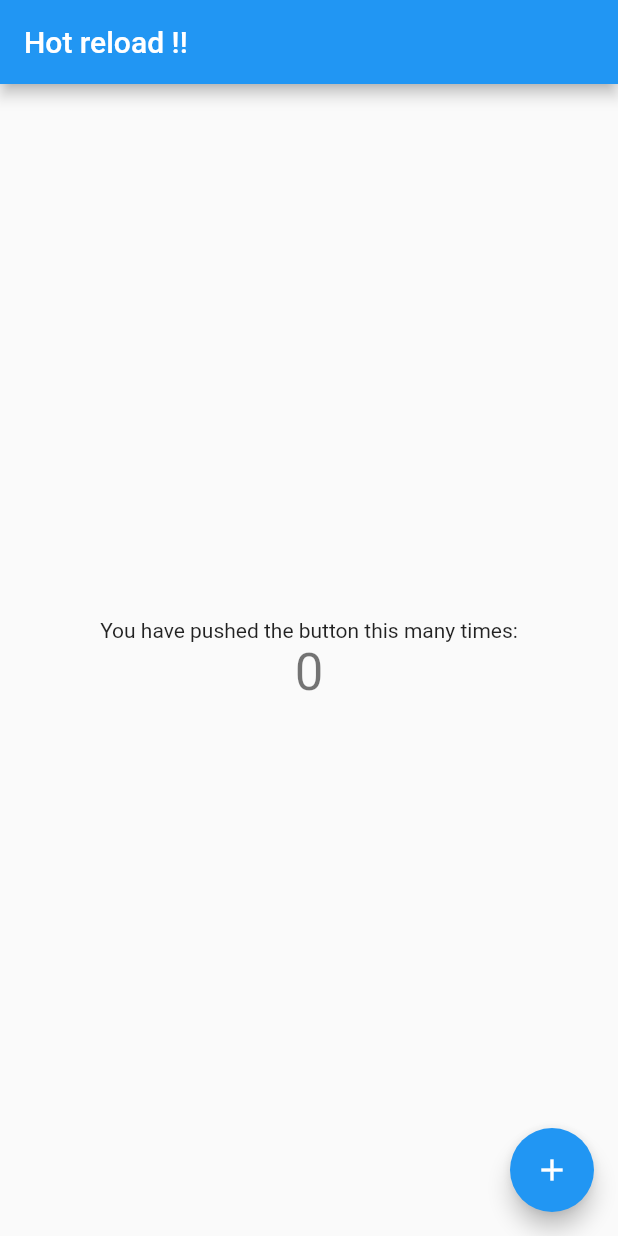
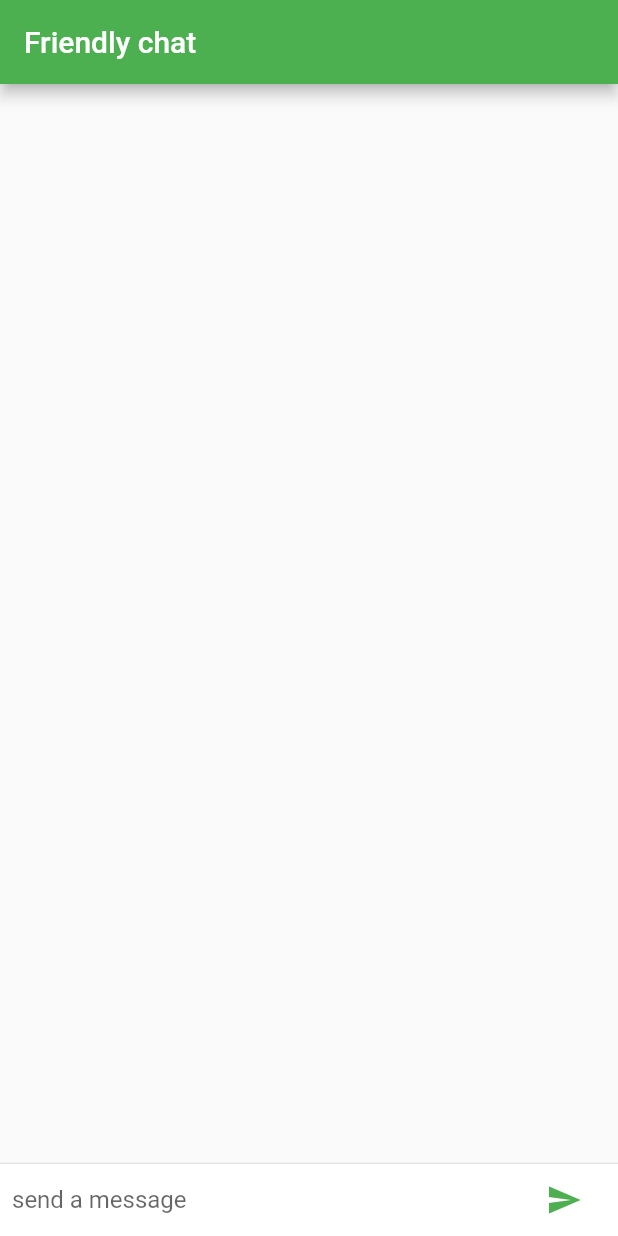
Before and after one commit to maripiyoko/my_first_flutter_app, a Flutter app: the screen it shows after launch, on a phone screen of 412 x 824 dp. Run offline on Flutter 3.47's test engine with Material 2 defaults, Android fonts, the phone set to English and light mode, and no system bars.

Commit message:
Friendly chat app from codelab.

```diff
--- a/lib/main.dart
+++ b/lib/main.dart
@@ -1,109 +1,126 @@
 import 'package:flutter/material.dart';
 
-void main() => runApp(new MyApp());
+void main() => runApp(new FriendlyChatApp());
 
-class MyApp extends StatelessWidget {
-  // This widget is the root of your application.
+class FriendlyChatApp extends StatelessWidget {
   @override
   Widget build(BuildContext context) {
     return new MaterialApp(
-      title: 'My First Flutter',
+      title: 'Friendlychat',
       theme: new ThemeData(
-        // This is the theme of your application.
-        //
-        // Try running your application with "flutter run". You'll see the
-        // application has a blue toolbar. Then, without quitting the app, try
-        // changing the primarySwatch below to Colors.green and then invoke
-        // "hot reload" (press "r" in the console where you ran "flutter run",
-        // or press Run > Flutter Hot Reload in IntelliJ). Notice that the
-        // counter didn't reset back to zero; the application is not restarted.
-        primarySwatch: Colors.blue,
+        primarySwatch: Colors.green,
       ),
-      home: new MyHomePage(title: 'Hot reload !!'),
+      home: new ChatScreen(),
     );
   }
 }
 
-class MyHomePage extends StatefulWidget {
-  MyHomePage({Key key, this.title}) : super(key: key);
-
-  // This widget is the home page of your application. It is stateful, meaning
-  // that it has a State object (defined below) that contains fields that affect
-  // how it looks.
-
-  // This class is the configuration for the state. It holds the values (in this
-  // case the title) provided by the parent (in this case the App widget) and
-  // used by the build method of the State. Fields in a Widget subclass are
-  // always marked "final".
-
-  final String title;
+class ChatScreen extends StatefulWidget {
+  String get title => 'Friendly chat';
 
   @override
-  _MyHomePageState createState() => new _MyHomePageState();
+  ChatScreenState createState() => new ChatScreenState();
 }
 
-class _MyHomePageState extends State<MyHomePage> {
-  int _counter = 0;
-
-  void _incrementCounter() {
-    setState(() {
-      // This call to setState tells the Flutter framework that something has
-      // changed in this State, which causes it to rerun the build method below
-      // so that the display can reflect the updated values. If we changed
-      // _counter without calling setState(), then the build method would not be
-      // called again, and so nothing would appear to happen.
-      _counter++;
-    });
-  }
+class ChatScreenState extends State<ChatScreen> {
+  final List<ChatMessage> _messages = <ChatMessage>[];
+  final TextEditingController _textController = new TextEditingController();
 
   @override
   Widget build(BuildContext context) {
-    // This method is rerun every time setState is called, for instance as done
-    // by the _incrementCounter method above.
-    //
-    // The Flutter framework has been optimized to make rerunning build methods
-    // fast, so that you can just rebuild anything that needs updating rather
-    // than having to individually change instances of widgets.
     return new Scaffold(
       appBar: new AppBar(
-        // Here we take the value from the MyHomePage object that was created by
-        // the App.build method, and use it to set our appbar title.
         title: new Text(widget.title),
       ),
-      body: new Center(
-        // Center is a layout widget. It takes a single child and positions it
-        // in the middle of the parent.
-        child: new Column(
-          // Column is also layout widget. It takes a list of children and
-          // arranges them vertically. By default, it sizes itself to fit its
-          // children horizontally, and tries to be as tall as its parent.
-          //
-          // Invoke "debug paint" (press "p" in the console where you ran
-          // "flutter run", or select "Toggle Debug Paint" from the Flutter tool
-          // window in IntelliJ) to see the wireframe for each widget.
-          //
-          // Column has various properties to control how it sizes itself and
-          // how it positions its children. Here we use mainAxisAlignment to
-          // center the children vertically; the main axis here is the vertical
-          // axis because Columns are vertical (the cross axis would be
-          // horizontal).
-          mainAxisAlignment: MainAxisAlignment.center,
-          children: <Widget>[
-            new Text(
-              'You have pushed the button this many times:',
+      body: new Column(
+        children: <Widget>[
+          new Flexible(
+            child: new ListView.builder(
+              padding: new EdgeInsets.all(8.0),
+              reverse: true,
+              itemBuilder: (_, int index) => _messages[index],
+              itemCount: _messages.length,
             ),
-            new Text(
-              '$_counter',
-              style: Theme.of(context).textTheme.display1,
+          ),
+          new Divider(height: 1.0),
+          new Container(
+            decoration: new BoxDecoration(
+              color: Theme.of(context).cardColor
             ),
-          ],
-        ),
+            child: _buildTextComposer(),
+          ),
+        ],
       ),
-      floatingActionButton: new FloatingActionButton(
-        onPressed: _incrementCounter,
-        tooltip: 'Increment',
-        child: new Icon(Icons.add),
-      ), // This trailing comma makes auto-formatting nicer for build methods.
+    );
+  }
+
+  Widget _buildTextComposer() {
+    return new Container(
+      margin: const EdgeInsets.symmetric(horizontal: 8.0),
+      child: new Row(
+        children: <Widget>[
+          new Flexible(
+            child: new TextField(
+              controller: _textController,
+              onSubmitted: _handleSubmitted,
+              decoration: new InputDecoration.collapsed(hintText: "send a message"),
+            )
+          ),
+          new IconTheme(
+            data: new IconThemeData(color: Theme.of(context).accentColor),
+            child: new Container(
+              margin: new EdgeInsets.symmetric(horizontal: 4.0),
+              child: new IconButton(
+                icon: new Icon(Icons.send),
+                onPressed: () => _handleSubmitted(_textController.text)
+              ),
+            ),
+          ),
+        ],
+      ),
+    );
+  }
+
+  void _handleSubmitted(String text) {
+    _textController.clear();
+    ChatMessage message = new ChatMessage(
+      text: text,
+    );
+    setState(() {
+      _messages.insert(0, message);
+    });
+  }
+}
+
+class ChatMessage extends StatelessWidget {
+  ChatMessage({this.text});
+  final String text;
+
+  @override
+  Widget build(BuildContext context) {
+    return new Container(
+      margin: const EdgeInsets.symmetric(vertical: 10.0),
+      child: new Row(
+        crossAxisAlignment: CrossAxisAlignment.start,
+        children: <Widget>[
+          new Container(
+            margin: const EdgeInsets.only(right: 16.0),
+            child: new CircleAvatar(child: new Text(_name[0]),),
+          ),
+          new Column(
+            crossAxisAlignment: CrossAxisAlignment.start,
+            children: <Widget>[
+              new Text(_name, style: Theme.of(context).textTheme.subhead),
+              new Container(
+                margin: const EdgeInsets.only(top: 5.0),
+                child: new Text(text),
+              )
+            ],
+          ),
+        ],
+      ),
     );
   }
 }
+
+const String _name = "Mariko";
```
Also changed, not shown: 1 other file.
